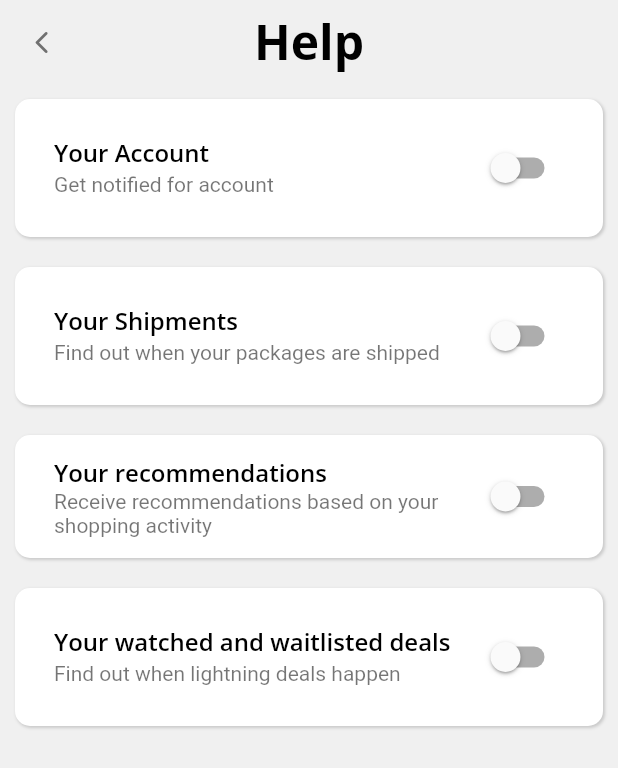
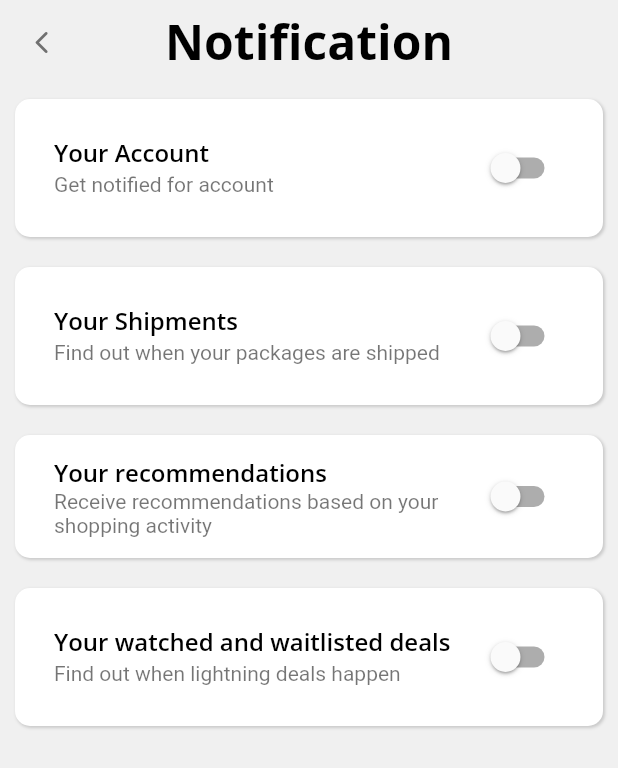
Before and after one commit to brahmed/shopping_app, a Flutter app: the SettingsPage screen opened by its route, after a tap on "Notification", on a phone screen of 412 x 824 dp. Shown: the top 768 px of the screen. Run offline on Flutter 3.47's test engine with Material 2 defaults, Android fonts, the phone set to English and light mode, and no system bars.

Commit message:
Switch app theme mode using a static variable.

```diff
--- a/lib/screens/profile/settings/notifications_settings_page.dart
+++ b/lib/screens/profile/settings/notifications_settings_page.dart
@@ -12,18 +12,16 @@ class NotificationsSettingsPage extends StatefulWidget {
 }
 
 class _NotificationsSettingsPageState extends State<NotificationsSettingsPage> {
-
   /// notification switches state values
   bool _accountActive = false;
   bool _shipmentsActive = false;
   bool _recommendationsActive = false;
   bool _dealsActive = false;
 
-
   @override
   Widget build(BuildContext context) {
     return Scaffold(
-      appBar: const PageAppBar(title: "Help"),
+      appBar: const PageAppBar(title: "Notification"),
       body: SafeArea(
         child: SingleChildScrollView(
           child: Column(
@@ -60,7 +58,8 @@ class _NotificationsSettingsPageState extends State<NotificationsSettingsPage> {
                     "Find out when your packages are shipped",
                   ),
                   value: _shipmentsActive,
-                  onChanged: (value) => setState(() => _shipmentsActive = value),
+                  onChanged: (value) =>
+                      setState(() => _shipmentsActive = value),
                 ),
               ),
 
@@ -78,7 +77,8 @@ class _NotificationsSettingsPageState extends State<NotificationsSettingsPage> {
                     "Receive recommendations based on your shopping activity",
                   ),
                   value: _recommendationsActive,
-                  onChanged: (value) => setState(() => _recommendationsActive = value),
+                  onChanged: (value) =>
+                      setState(() => _recommendationsActive = value),
                 ),
               ),
 
--- a/lib/screens/profile/settings/settings_page.dart
+++ b/lib/screens/profile/settings/settings_page.dart
@@ -1,6 +1,8 @@
 import 'package:flutter/material.dart';
+import 'package:shopping_app/config/app_theme.dart';
 import 'package:shopping_app/navigation/routes.dart';
 
+import '../../../main.dart';
 import '../../../widgets/account_item_card.dart';
 import '../../../widgets/page_app_bar.dart';
 
@@ -31,16 +33,21 @@ class SettingsPage extends StatelessWidget {
                 padding: 10.0,
                 radius: 10.0,
                 iconData: Icons.notifications_none_outlined,
-                onTap: () => Navigator.pushNamed(context, Routes.notificationSettings),
+                onTap: () =>
+                    Navigator.pushNamed(context, Routes.notificationSettings),
               ),
 
               /// Theme mode card
-              const AccountItemCard(
+              AccountItemCard(
                 text: "Switch mode",
                 margin: 10.0,
                 padding: 10.0,
                 radius: 10.0,
-                iconData: Icons.light_mode,
+                iconData: MyApp.themeNotifier.value == AppTheme.dark() ? Icons.light_mode : Icons.dark_mode,
+                onTap: () => MyApp.themeNotifier.value =
+                    MyApp.themeNotifier.value == AppTheme.light()
+                        ? AppTheme.dark()
+                        : AppTheme.light(),
               ),
             ],
           ),
```
Also changed, not shown: lib/main.dart (+15 -6 lines).
